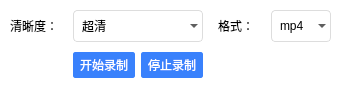
cloudroomSDK/API-Demo, file Windows/src/TestSvrRecord/DlgServerRecord.ui: the form before one commit.
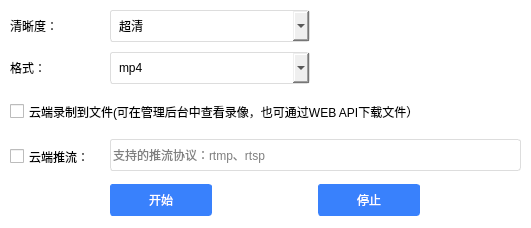
The form after the commit. Icons and pictures are not drawn.

```diff
--- a/Windows/src/TestSvrRecord/DlgServerRecord.ui
+++ b/Windows/src/TestSvrRecord/DlgServerRecord.ui
@@ -6,22 +6,39 @@
    <rect>
     <x>0</x>
     <y>0</y>
-    <width>341</width>
-    <height>90</height>
+    <width>531</width>
+    <height>228</height>
    </rect>
   </property>
   <property name="windowTitle">
    <string>云端录制</string>
   </property>
   <property name="styleSheet">
-   <string notr="true">#DlgServerRecord {
+   <string notr="true">QLineEdit, QComboBox, QPushButton
+{
+	min-height: 30px;
+	min-width: 100px;
+	border: 1px solid rgb(221,221,221);
+	border-radius: 3px;
+}
+
+QPushButton:hover{
+	background: rgb(239,239,239);
+}
+
+QPushButton:pressed{
+	background: rgb(228,228,228);
+}
+
+QCheckBox{
+	min-height: 30px;
+}
+
+#DlgServerRecord {
 	background: rgb(255,255,255);
 }
+
 QComboBox {
-	background: transparent;
-	border: 1px solid rgb(221,221,221);
-	border-radius: 4px;
-	min-height: 30px;
 	padding-left: 8px;
 	padding-right: 8px;
 }
@@ -51,19 +68,28 @@
     background-color:rgb(240,240,240);
 	color:rgb(45,45,45);
 }
-QPushButton {
+#btnStartRecord, #btnStopRecord {
 	background:rgb(57,129,252);
 	color: rgb(255,255,255);
 	border: 1px solid rgb(57,129,252);
-	border-radius: 2px;
-	min-height: 24px;
-	min-width: 60px;
+	min-width: 100px;
 }
-QPushButton:hover, QPushButton:pressed {
-	background: rgb(5,117,197);
-}</string>
+#btnStartRecord:hover,#btnStopRecord:hover{
+	background: rgb(80,145,255);
+}
+
+#btnStartRecord:pressed,#btnStopRecord:pressed{
+	background: rgb(43,121,255);
+}
+</string>
   </property>
-  <layout class="QGridLayout" name="gridLayout">
+  <layout class="QFormLayout" name="formLayout">
+   <property name="horizontalSpacing">
+    <number>15</number>
+   </property>
+   <property name="verticalSpacing">
+    <number>10</number>
+   </property>
    <property name="leftMargin">
     <number>10</number>
    </property>
@@ -76,24 +102,24 @@
    <property name="bottomMargin">
     <number>10</number>
    </property>
-   <property name="horizontalSpacing">
-    <number>15</number>
-   </property>
-   <property name="verticalSpacing">
-    <number>10</number>
-   </property>
-   <item row="0" column="3">
-    <widget class="QLabel" name="label_2">
+   <item row="0" column="0">
+    <widget class="QLabel" name="label_4">
      <property name="text">
-      <string>格式：</string>
+      <string>清晰度：</string>
      </property>
      <property name="alignment">
       <set>Qt::AlignLeading|Qt::AlignLeft|Qt::AlignVCenter</set>
      </property>
     </widget>
    </item>
-   <item row="0" column="2">
+   <item row="0" column="1">
     <widget class="QComboBox" name="cbDefinition">
+     <property name="maximumSize">
+      <size>
+       <width>200</width>
+       <height>16777215</height>
+      </size>
+     </property>
      <property name="currentIndex">
       <number>2</number>
      </property>
@@ -114,17 +140,17 @@
      </item>
     </widget>
    </item>
-   <item row="0" column="1">
-    <widget class="QLabel" name="label_4">
+   <item row="1" column="0">
+    <widget class="QLabel" name="label_2">
      <property name="text">
-      <string>清晰度：</string>
+      <string>格式：</string>
      </property>
      <property name="alignment">
       <set>Qt::AlignLeading|Qt::AlignLeft|Qt::AlignVCenter</set>
      </property>
     </widget>
    </item>
-   <item row="0" column="4">
+   <item row="1" column="1">
     <widget class="QComboBox" name="cbFormat">
      <property name="sizePolicy">
       <sizepolicy hsizetype="Preferred" vsizetype="Fixed">
@@ -132,6 +158,12 @@
        <verstretch>0</verstretch>
       </sizepolicy>
      </property>
+     <property name="maximumSize">
+      <size>
+       <width>200</width>
+       <height>16777215</height>
+      </size>
+     </property>
      <item>
       <property name="text">
        <string>mp4</string>
@@ -149,23 +181,70 @@
      </item>
     </widget>
    </item>
-   <item row="1" column="2">
-    <layout class="QHBoxLayout" name="horizontalLayout_3">
-     <item>
-      <widget class="QPushButton" name="btnStartRecord">
-       <property name="text">
-        <string>开始录制</string>
-       </property>
-      </widget>
-     </item>
-     <item>
-      <widget class="QPushButton" name="btnStopRecord">
-       <property name="text">
-        <string>停止录制</string>
-       </property>
-      </widget>
-     </item>
-    </layout>
+   <item row="2" column="0" colspan="2">
+    <widget class="QCheckBox" name="ckOutputFile">
+     <property name="text">
+      <string>云端录制到文件(可在管理后台中查看录像，也可通过WEB API下载文件）</string>
+     </property>
+    </widget>
+   </item>
+   <item row="4" column="0">
+    <widget class="QCheckBox" name="ckOutputUrl">
+     <property name="text">
+      <string>云端推流：</string>
+     </property>
+    </widget>
+   </item>
+   <item row="4" column="1">
+    <widget class="QLineEdit" name="editUrl">
+     <property name="placeholderText">
+      <string>支持的推流协议：rtmp、rtsp</string>
+     </property>
+    </widget>
+   </item>
+   <item row="5" column="0" colspan="2">
+    <widget class="QWidget" name="widget" native="true">
+     <layout class="QHBoxLayout" name="horizontalLayout_3">
+      <property name="leftMargin">
+       <number>0</number>
+      </property>
+      <property name="topMargin">
+       <number>0</number>
+      </property>
+      <property name="rightMargin">
+       <number>0</number>
+      </property>
+      <property name="bottomMargin">
+       <number>0</number>
+      </property>
+      <item>
+       <widget class="QPushButton" name="btnStartRecord">
+        <property name="sizePolicy">
+         <sizepolicy hsizetype="Fixed" vsizetype="Fixed">
+          <horstretch>0</horstretch>
+          <verstretch>0</verstretch>
+         </sizepolicy>
+        </property>
+        <property name="text">
+         <string>开始</string>
+        </property>
+       </widget>
+      </item>
+      <item>
+       <widget class="QPushButton" name="btnStopRecord">
+        <property name="sizePolicy">
+         <sizepolicy hsizetype="Fixed" vsizetype="Fixed">
+          <horstretch>0</horstretch>
+          <verstretch>0</verstretch>
+         </sizepolicy>
+        </property>
+        <property name="text">
+         <string>停止</string>
+        </property>
+       </widget>
+      </item>
+     </layout>
+    </widget>
    </item>
   </layout>
  </widget>
```
Left out of the diff: 2 changed lines with no effect on the pictures.
